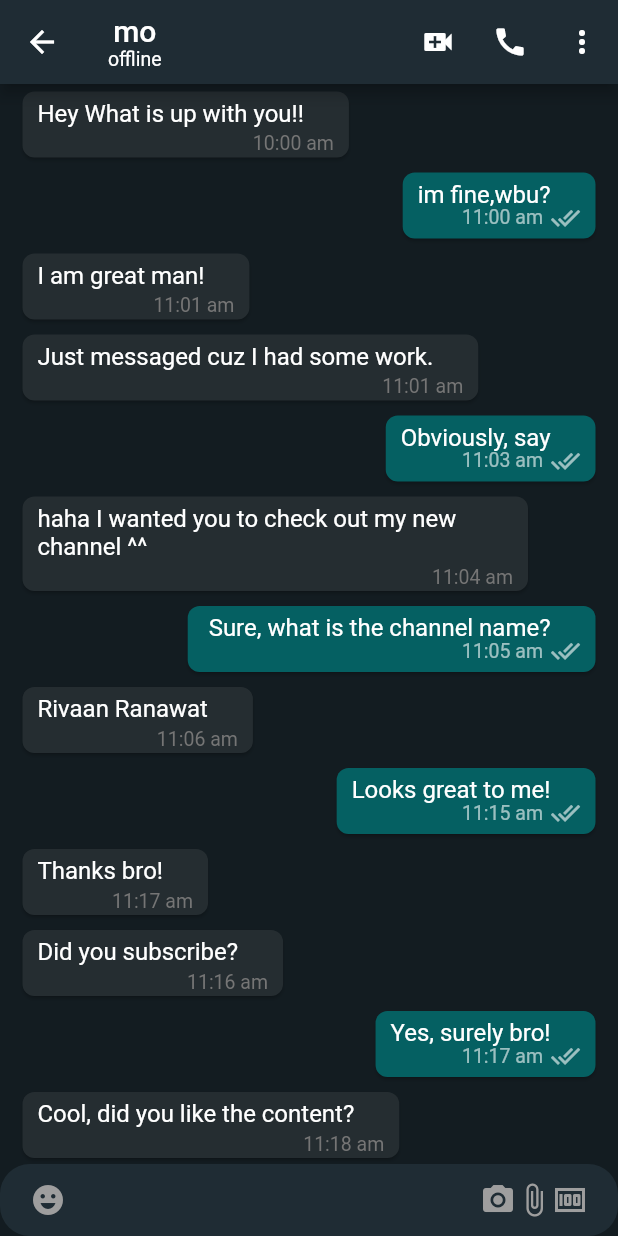
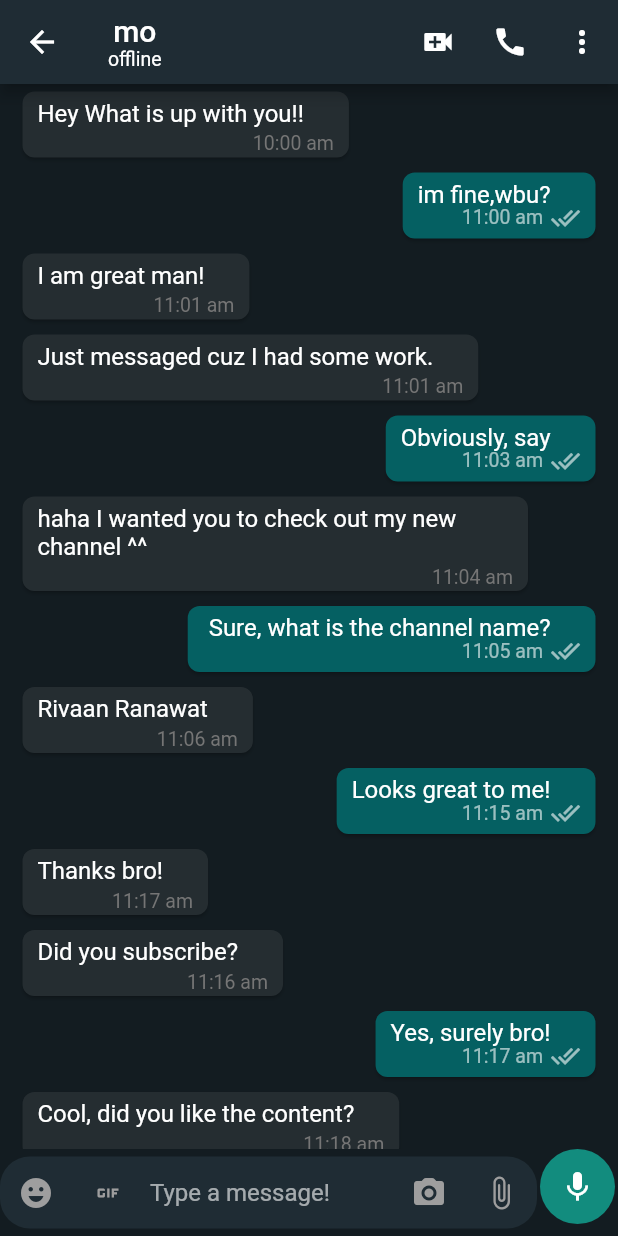
Before and after one commit to mostafaramadanhamed/whatsapp, a Flutter app: the MobileChatScreen screen opened directly, on a phone screen of 412 x 824 dp. Run offline on Flutter 3.47's test engine with Material 2 defaults, Android fonts, the phone set to English and light mode, and no system bars; our stand-ins replace cloud_firestore, country_picker, firebase_auth, firebase_core, firebase_storage, flutter_contacts and 2 more; accounts and stored records are empty.

Commit message:
edit send button and record

```diff
--- a/lib/screens/mobile_chat.dart
+++ b/lib/features/chat/screens/mobile_chat.dart
@@ -3,10 +3,9 @@ import 'package:flutter_riverpod/flutter_riverpod.dart';
 import 'package:whatsapp/common/widgets/loader.dart';
 import 'package:whatsapp/features/auth/controller/auth_controller.dart';
 import 'package:whatsapp/models/user_model.dart';
-
-import '../info.dart';
-import '../utils/constant/app_color.dart';
-import '../widgets/chat_list.dart';
+import '../widgets/bottom_chat_field.dart';
+import '../../../utils/constant/app_color.dart';
+import '../../../widgets/chat_list.dart';
 
 class MobileChatScreen extends ConsumerWidget {
   static const String routeName='/mobile-chat';
@@ -54,40 +53,11 @@ final String name,uid;
         ],
       ),
       body: Column(
-        children: [
-          const Expanded(
+        children: const [
+          Expanded(
             child: ChatList(),
           ),
-          TextField(
-            decoration: InputDecoration(
-              filled: true,
-              fillColor: mobileChatBoxColor,
-              prefixIcon: const Padding(
-                padding: EdgeInsets.symmetric(horizontal: 20.0),
-                child: Icon(Icons.emoji_emotions, color: Colors.grey,),
-              ),
-              suffixIcon: Padding(
-                padding: const EdgeInsets.symmetric(horizontal: 20.0),
-                child: Row(
-                  mainAxisAlignment: MainAxisAlignment.end,
-                  children: const [
-                    Icon(Icons.camera_alt, color: Colors.grey,),
-                    Icon(Icons.attach_file, color: Colors.grey,),
-                    Icon(Icons.money, color: Colors.grey,),
-                  ],
-                ),
-              ),
-              hintText: 'Type a message!',
-              border: OutlineInputBorder(
-                borderRadius: BorderRadius.circular(20.0),
-                borderSide: const BorderSide(
-                  width: 0,
-                  style: BorderStyle.none,
-                ),
-              ),
-              contentPadding: const EdgeInsets.all(10),
-            ),
-          ),
+          BottomChatField(),
         ],
       ),
     );
--- /dev/null
+++ b/lib/features/chat/widgets/bottom_chat_field.dart
@@ -0,0 +1,95 @@
+import 'package:flutter/material.dart';
+import '../../../utils/constant/app_color.dart';
+
+class BottomChatField extends StatefulWidget {
+  const BottomChatField({
+    Key? key,
+  }) : super(key: key);
+
+  @override
+  State<BottomChatField> createState() => _BottomChatFieldState();
+}
+
+class _BottomChatFieldState extends State<BottomChatField> {
+  bool isShowSendButton=false;
+
+  @override
+  Widget build(BuildContext context) {
+    return Row(
+      children: [
+        Expanded(
+          child: TextFormField(
+            onChanged: (val){
+              if(val.isNotEmpty){
+                setState((){
+                  isShowSendButton=true;
+                });
+              }else{
+                setState((){
+                  isShowSendButton=false;
+                });
+              }
+            },
+            decoration: InputDecoration(
+              filled: true,
+              fillColor: mobileChatBoxColor,
+              prefixIcon:SizedBox(
+                width: 100,
+                child: Row(
+                  children: [
+                    IconButton(
+                        onPressed: () {  },
+                         icon:const Icon(Icons.emoji_emotions, color: Colors.grey,),
+                    ), IconButton(
+                        onPressed: () {  },
+                         icon:const Icon(Icons.gif, color: Colors.grey,),
+                    ),
+                  ],
+                ),
+              ),
+              suffixIcon: SizedBox(
+                width: 100,
+                child: Row(
+                  mainAxisAlignment: MainAxisAlignment.end,
+                  children:  [
+                    IconButton(
+                      onPressed: () {  },
+                      icon:const Icon(Icons.camera_alt_rounded, color: Colors.grey,),
+                    ),  IconButton(
+                      onPressed: () {  },
+                      icon:const Icon(Icons.attach_file_rounded, color: Colors.grey,),
+                    ),
+                  ],
+                ),
+              ),
+              hintText: 'Type a message!',
+              border: OutlineInputBorder(
+                borderRadius: BorderRadius.circular(20.0),
+                borderSide: const BorderSide(
+                  width: 0,
+                  style: BorderStyle.none,
+                ),
+              ),
+              contentPadding: const EdgeInsets.all(10),
+            ),
+          ),
+        ),
+        Padding(
+          padding:const  EdgeInsets.only(
+              bottom: 8.0,
+            left: 2,
+            right: 2,
+          ),
+          child: CircleAvatar(
+            backgroundColor: Color(0xFF128C7E),
+            radius: 25,
+            child: Icon(
+             isShowSendButton ? Icons.send:Icons.mic,
+              color: whiteColor,
+            ),
+          ),
+        )
+      ],
+    );
+  }
+}
--- a/lib/features/select_contact/repository/select_contact_repository.dart
+++ b/lib/features/select_contact/repository/select_contact_repository.dart
@@ -4,7 +4,7 @@ import 'package:flutter_contacts/flutter_contacts.dart';
 import 'package:flutter_riverpod/flutter_riverpod.dart';
 import 'package:whatsapp/common/utils/utils.dart';
 import 'package:whatsapp/models/user_model.dart';
-import 'package:whatsapp/screens/mobile_chat.dart';
+import 'package:whatsapp/features/chat/screens/mobile_chat.dart';
 import 'package:whatsapp/utils/constant/app_string.dart';
 import 'package:whatsapp/utils/constant/firebase_constant.dart';
 
--- a/lib/routet.dart
+++ b/lib/routet.dart
@@ -5,7 +5,7 @@ import 'package:whatsapp/features/auth/screens/login_screen.dart';
 import 'package:whatsapp/features/auth/screens/otb_screen.dart';
 import 'package:whatsapp/features/auth/screens/user_info.dart';
 import 'package:whatsapp/features/select_contact/screens/select_contact_screen.dart';
-import 'package:whatsapp/screens/mobile_chat.dart';
+import 'package:whatsapp/features/chat/screens/mobile_chat.dart';
 
 Route<dynamic>generateRoute(RouteSettings settings){
   switch(settings.name){
--- a/lib/utils/constant/app_color.dart
+++ b/lib/utils/constant/app_color.dart
@@ -15,3 +15,4 @@ const chatBarMessage = Color.fromRGBO(30, 36, 40, 1);
 const mobileChatBoxColor = Color.fromRGBO(31, 44, 52, 1);
 const greyColor=Colors.grey;
 const blackColor=Colors.black;
+const whiteColor=Colors.white;
--- a/lib/widgets/contact_list.dart
+++ b/lib/widgets/contact_list.dart
@@ -1,6 +1,6 @@
 import 'package:flutter/material.dart';
 import '../info.dart';
-import '../screens/mobile_chat.dart';
+import '../features/chat/screens/mobile_chat.dart';
 import '../utils/constant/app_color.dart';
 
 class ContactsList extends StatelessWidget {
```
